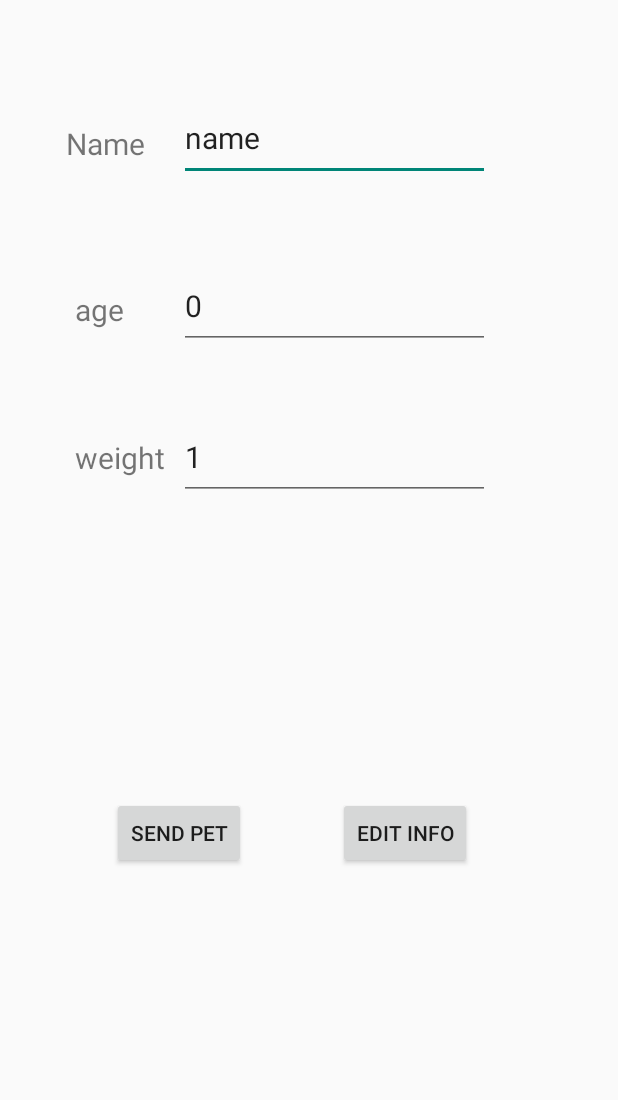
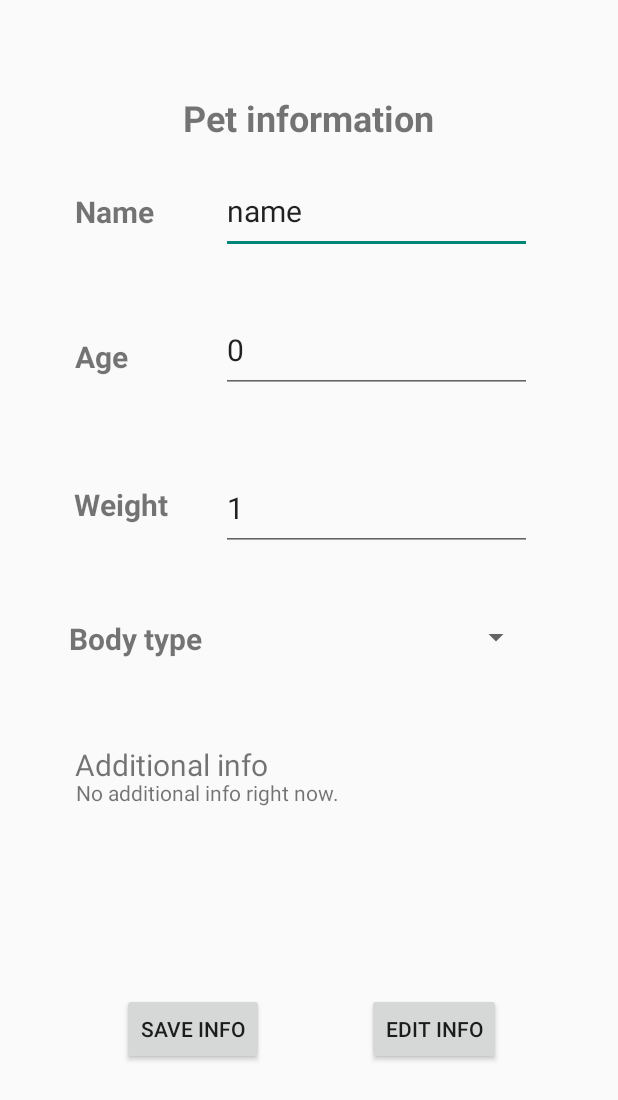
Before and after one commit to BartoszBzdega/SmartCollarProject, an Android app: the layout fragment_information_preview.xml on its own in the app's theme, with its tools: preview values and no code run, on a phone screen of 412 x 824 dp. Shown: the top 1100 px of the screen. Run offline under Robolectric (Android 15) with nearby library versions, the phone set to English and light mode, and no system bars.

Commit message:
dropdown, not linked to anything

```diff
--- a/app/src/main/java/com/adafruit/bluefruit/le/connect/app/InformationPreview.java
+++ b/app/src/main/java/com/adafruit/bluefruit/le/connect/app/InformationPreview.java
@@ -5,9 +5,13 @@ import android.util.Log;
 import android.view.LayoutInflater;
 import android.view.View;
 import android.view.ViewGroup;
+import android.widget.AdapterView;
+import android.widget.ArrayAdapter;
 import android.widget.Button;
 import android.widget.EditText;
+import android.widget.Spinner;
 import android.widget.TextView;
+import android.widget.Toast;
 
 import androidx.annotation.NonNull;
 import androidx.annotation.Nullable;
@@ -18,6 +22,7 @@ import com.adafruit.bluefruit.le.connect.ble.central.UartDataManager;
 
 import java.io.File;
 import java.util.ArrayList;
+import java.util.Arrays;
 import java.util.HashMap;
 
 
@@ -28,6 +33,8 @@ public class InformationPreview extends ConnectedPeripheralFragment implements U
     private Button editPetData;
     private Button readWalk;
     private String petDataFile = "petData.json";
+    private String[] dogBodyTypes;
+    private Spinner bodyTypeDropdown;
 
     @Override
     public void onCreate(Bundle savedInstanceState) {
@@ -48,6 +55,24 @@ public class InformationPreview extends ConnectedPeripheralFragment implements U
 
     public void onViewCreated(@NonNull View view, @Nullable Bundle savedInstanceState) {
         super.onViewCreated(view, savedInstanceState);
+
+        dogBodyTypes = new String[]{"miniature", "small", "medium", "big", "very big"};
+        bodyTypeDropdown = (Spinner) getActivity().findViewById(R.id.spinner);
+        // Utworzenie adaptera z danymi
+        ArrayAdapter<String> adapter = new ArrayAdapter<>(getContext(), android.R.layout.simple_spinner_dropdown_item, dogBodyTypes);
+        // Przypisanie adaptera do Spinnera
+        bodyTypeDropdown.setAdapter(adapter);
+        bodyTypeDropdown.setOnItemSelectedListener(new AdapterView.OnItemSelectedListener() {
+            @Override
+            public void onItemSelected(AdapterView<?> parentView, View selectedItemView, int position, long id) {
+                String selectedCountry = dogBodyTypes[position];
+            }
+
+            @Override
+            public void onNothingSelected(AdapterView<?> parentView) {
+                // Do nothing
+            }
+        });
 
         editPetData =(Button)getActivity().findViewById(R.id.buttonEditPet);
         buttonPetData=(Button)getActivity().findViewById(R.id.buttonPet);
--- a/app/src/main/res/layout/fragment_information_preview.xml
+++ b/app/src/main/res/layout/fragment_information_preview.xml
@@ -12,26 +12,44 @@
         android:ems="10"
         android:inputType="text"
         android:text="name"
+        android:textAlignment="textStart"
         android:textSize="20sp"
         app:layout_constraintBottom_toBottomOf="parent"
         app:layout_constraintEnd_toEndOf="parent"
-        app:layout_constraintHorizontal_bias="0.583"
+        app:layout_constraintHorizontal_bias="0.72"
         app:layout_constraintStart_toStartOf="parent"
         app:layout_constraintTop_toTopOf="parent"
-        app:layout_constraintVertical_bias="0.083" />
+        app:layout_constraintVertical_bias="0.146" />
 
-    <TextView
-        android:id="@+id/textView2"
-        android:layout_width="wrap_content"
-        android:layout_height="wrap_content"
-        android:text="Name"
+    <EditText
+        android:id="@+id/editTextAge"
+        android:layout_width="207dp"
+        android:layout_height="57dp"
+        android:ems="10"
+        android:inputType="text"
+        android:text="0"
+        android:textAlignment="textStart"
         android:textSize="20sp"
         app:layout_constraintBottom_toBottomOf="parent"
         app:layout_constraintEnd_toEndOf="parent"
-        app:layout_constraintHorizontal_bias="0.123"
+        app:layout_constraintHorizontal_bias="0.72"
         app:layout_constraintStart_toStartOf="parent"
         app:layout_constraintTop_toTopOf="parent"
-        app:layout_constraintVertical_bias="0.103" />
+        app:layout_constraintVertical_bias="0.267" />
+
+    <TextView
+        android:id="@+id/textView"
+        android:layout_width="wrap_content"
+        android:layout_height="wrap_content"
+        android:text="Weight"
+        android:textSize="20sp"
+        android:textStyle="bold"
+        app:layout_constraintBottom_toBottomOf="parent"
+        app:layout_constraintEnd_toEndOf="parent"
+        app:layout_constraintHorizontal_bias="0.142"
+        app:layout_constraintStart_toStartOf="parent"
+        app:layout_constraintTop_toTopOf="parent"
+        app:layout_constraintVertical_bias="0.405" />
 
     <EditText
         android:id="@+id/editTextWeight"
@@ -43,63 +61,92 @@
         android:textSize="20sp"
         app:layout_constraintBottom_toBottomOf="parent"
         app:layout_constraintEnd_toEndOf="parent"
-        app:layout_constraintHorizontal_bias="0.583"
+        app:layout_constraintHorizontal_bias="0.72"
         app:layout_constraintStart_toStartOf="parent"
         app:layout_constraintTop_toTopOf="parent"
-        app:layout_constraintVertical_bias="0.36" />
+        app:layout_constraintVertical_bias="0.404" />
 
     <TextView
-        android:id="@+id/textView8"
+        android:id="@+id/textView5"
         android:layout_width="wrap_content"
         android:layout_height="wrap_content"
-        android:text="weight"
+        android:text="Age"
         android:textSize="20sp"
+        android:textStyle="bold"
+        app:layout_constraintBottom_toBottomOf="parent"
+        app:layout_constraintEnd_toEndOf="parent"
+        app:layout_constraintHorizontal_bias="0.132"
+        app:layout_constraintStart_toStartOf="parent"
+        app:layout_constraintTop_toTopOf="parent"
+        app:layout_constraintVertical_bias="0.281" />
+
+    <TextView
+        android:id="@+id/textView2"
+        android:layout_width="wrap_content"
+        android:layout_height="wrap_content"
+        android:text="Name"
+        android:textSize="20sp"
+        android:textStyle="bold"
+        app:layout_constraintBottom_toBottomOf="parent"
+        app:layout_constraintEnd_toEndOf="parent"
+        app:layout_constraintHorizontal_bias="0.14"
+        app:layout_constraintStart_toStartOf="parent"
+        app:layout_constraintTop_toTopOf="parent"
+        app:layout_constraintVertical_bias="0.16" />
+
+    <TextView
+        android:id="@+id/textView3"
+        android:layout_width="wrap_content"
+        android:layout_height="wrap_content"
+        android:text="Body type"
+        android:textSize="20sp"
+        android:textStyle="bold"
         app:layout_constraintBottom_toBottomOf="parent"
         app:layout_constraintEnd_toEndOf="parent"
         app:layout_constraintHorizontal_bias="0.142"
         app:layout_constraintStart_toStartOf="parent"
         app:layout_constraintTop_toTopOf="parent"
-        app:layout_constraintVertical_bias="0.366" />
+        app:layout_constraintVertical_bias="0.517" />
 
-    <EditText
-        android:id="@+id/editTextAge"
-        android:layout_width="207dp"
-        android:layout_height="57dp"
-        android:ems="10"
-        android:inputType="text"
-        android:text="0"
+    <TextView
+        android:id="@+id/textView7"
+        android:layout_width="wrap_content"
+        android:layout_height="wrap_content"
+        android:text="Pet information"
+        android:textAlignment="center"
+        android:textSize="24sp"
+        android:textStyle="bold"
+        app:layout_constraintBottom_toBottomOf="parent"
+        app:layout_constraintEnd_toEndOf="parent"
+        app:layout_constraintHorizontal_bias="0.498"
+        app:layout_constraintStart_toStartOf="parent"
+        app:layout_constraintTop_toTopOf="parent"
+        app:layout_constraintVertical_bias="0.078" />
+
+    <TextView
+        android:id="@+id/textView6"
+        android:layout_width="wrap_content"
+        android:layout_height="wrap_content"
+        android:text="Additional info"
         android:textSize="20sp"
         app:layout_constraintBottom_toBottomOf="parent"
         app:layout_constraintEnd_toEndOf="parent"
-        app:layout_constraintHorizontal_bias="0.583"
+        app:layout_constraintHorizontal_bias="0.177"
         app:layout_constraintStart_toStartOf="parent"
         app:layout_constraintTop_toTopOf="parent"
-        app:layout_constraintVertical_bias="0.229" />
-
-    <TextView
-        android:id="@+id/textView5"
-        android:layout_width="wrap_content"
-        android:layout_height="wrap_content"
-        android:text="age"
-        android:textSize="20sp"
-        app:layout_constraintBottom_toBottomOf="parent"
-        app:layout_constraintEnd_toEndOf="parent"
-        app:layout_constraintHorizontal_bias="0.132"
-        app:layout_constraintStart_toStartOf="parent"
-        app:layout_constraintTop_toTopOf="parent"
-        app:layout_constraintVertical_bias="0.242" />
+        app:layout_constraintVertical_bias="0.623" />
 
     <Button
         android:id="@+id/buttonPet"
         android:layout_width="wrap_content"
         android:layout_height="wrap_content"
-        android:text="Send Pet"
+        android:text="Save info"
         app:layout_constraintBottom_toBottomOf="parent"
         app:layout_constraintEnd_toEndOf="parent"
-        app:layout_constraintHorizontal_bias="0.232"
+        app:layout_constraintHorizontal_bias="0.257"
         app:layout_constraintStart_toStartOf="parent"
         app:layout_constraintTop_toTopOf="parent"
-        app:layout_constraintVertical_bias="0.685" />
+        app:layout_constraintVertical_bias="0.853" />
 
     <Button
         android:id="@+id/buttonEditPet"
@@ -108,10 +155,33 @@
         android:text="Edit info"
         app:layout_constraintBottom_toBottomOf="parent"
         app:layout_constraintEnd_toEndOf="parent"
-        app:layout_constraintHorizontal_bias="0.699"
+        app:layout_constraintHorizontal_bias="0.758"
         app:layout_constraintStart_toStartOf="parent"
         app:layout_constraintTop_toTopOf="parent"
-        app:layout_constraintVertical_bias="0.685" />
+        app:layout_constraintVertical_bias="0.853" />
+
+    <TextView
+        android:id="@+id/additionalInfoTextView"
+        android:layout_width="286dp"
+        android:layout_height="54dp"
+        android:text="No additional info right now."
+        app:layout_constraintBottom_toBottomOf="parent"
+        app:layout_constraintEnd_toEndOf="parent"
+        app:layout_constraintHorizontal_bias="0.4"
+        app:layout_constraintStart_toStartOf="parent"
+        app:layout_constraintTop_toTopOf="parent"
+        app:layout_constraintVertical_bias="0.674" />
+
+    <Spinner
+        android:id="@+id/spinner"
+        android:layout_width="207dp"
+        android:layout_height="wrap_content"
+        app:layout_constraintBottom_toBottomOf="parent"
+        app:layout_constraintEnd_toEndOf="parent"
+        app:layout_constraintHorizontal_bias="0.72"
+        app:layout_constraintStart_toStartOf="parent"
+        app:layout_constraintTop_toTopOf="parent"
+        app:layout_constraintVertical_bias="0.516" />
 
 
 </androidx.constraintlayout.widget.ConstraintLayout>
```
